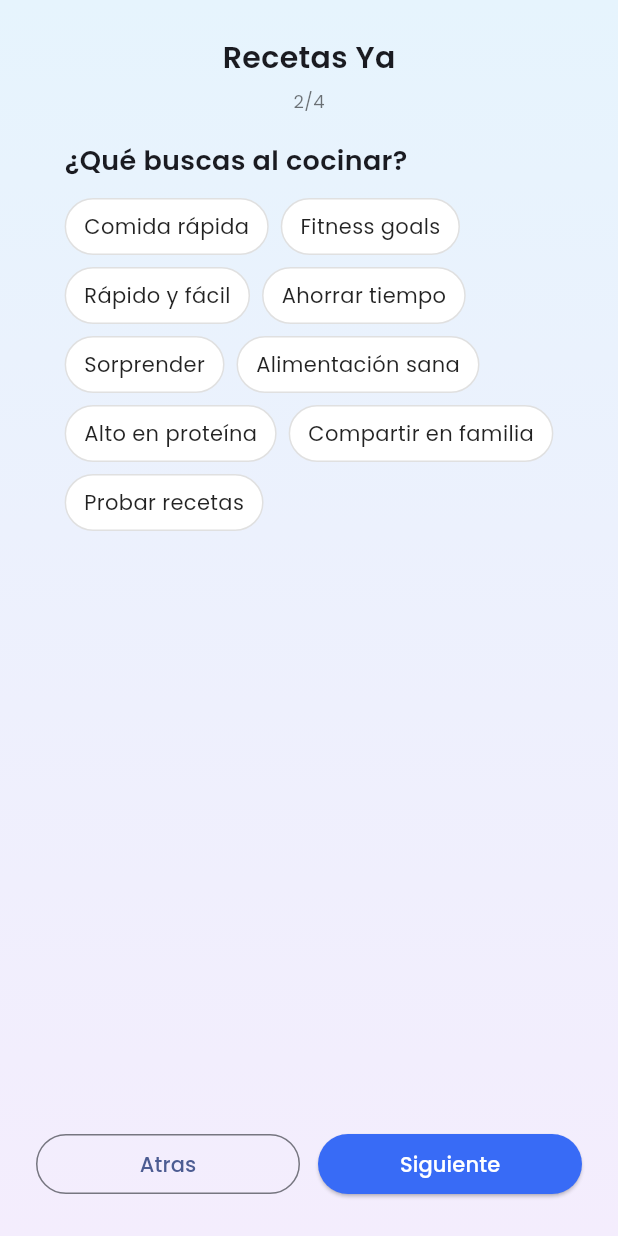
After one commit to DiegoZM1006/receta-ya, a Flutter app: the OnboardingScreen screen opened by its route, after a tap on "Siguiente", on a phone screen of 412 x 824 dp. The commit adds this screen. Run offline on Flutter 3.47's test engine with Material 3 defaults, Android fonts, the phone set to English and light mode, and no system bars; our stand-ins replace flutter_bloc, google_fonts, supabase_flutter; accounts and stored records are empty; network calls fail.

Commit message:
feat: on boarding feature added

```diff
--- /dev/null
+++ b/lib/features/onboarding/ui/screens/onboarding_screen.dart
@@ -0,0 +1,350 @@
+import 'package:flutter/material.dart';
+import 'package:google_fonts/google_fonts.dart';
+import 'package:receta_ya/features/profile/data/source/profile_data_source.dart';
+import 'package:supabase_flutter/supabase_flutter.dart';
+
+class OnboardingScreen extends StatefulWidget {
+  @override
+  State<StatefulWidget> createState() => _OnboardingScreenState();
+}
+
+class _OnboardingScreenState extends State<OnboardingScreen> {
+  int step = 0;
+
+  // onboarding data
+  String cookingSkill = '';
+  List<String> cookingGoals = [];
+  int typicalServings = 1;
+  String cookingTimePreference = '';
+
+  final ProfileDataSource _profileDataSource = ProfileDataSourceImpl();
+
+  void _next() {
+    if (step < 3) {
+      setState(() => step++);
+    } else {
+      _submitOnboarding();
+    }
+  }
+
+  void _back() {
+    if (step > 0) setState(() => step--);
+  }
+
+  Future<void> _submitOnboarding() async {
+    final user = Supabase.instance.client.auth.currentUser;
+    if (user == null) return;
+
+    try {
+      await _profileDataSource.updateOnboardingData(
+        user.id,
+        cookingSkill: cookingSkill,
+        cookingGoals: cookingGoals,
+        typicalServings: typicalServings,
+        cookingTimePreference: cookingTimePreference,
+      );
+
+      // Navigate to profile after successful onboarding
+      if (!mounted) return;
+      Navigator.pushReplacementNamed(context, '/profile');
+    } catch (e) {
+      print('Error saving onboarding data: $e');
+      ScaffoldMessenger.of(context).showSnackBar(
+        SnackBar(content: Text('Error al guardar tus preferencias')),
+      );
+    }
+  }
+
+  Widget _buildStepContent() {
+    switch (step) {
+      case 0:
+        return _skillStep();
+      case 1:
+        return _goalsStep();
+      case 2:
+        return _servingsStep();
+      case 3:
+        return _timeStep();
+      default:
+        return const SizedBox.shrink();
+    }
+  }
+
+  Widget _skillStep() {
+    return Column(
+      crossAxisAlignment: CrossAxisAlignment.start,
+      children: [
+        Text(
+          '¿Qué tan bueno eres cocinando?',
+          style: GoogleFonts.poppins(fontSize: 18, fontWeight: FontWeight.w600),
+        ),
+        const SizedBox(height: 16),
+        _skillOption(
+          'Intermedio',
+          'Tienes práctica, improvisas con ingredientes',
+          'intermedio',
+        ),
+        const SizedBox(height: 8),
+        _skillOption('Bueno', 'Te defiendes en la cocina', 'bueno'),
+        const SizedBox(height: 8),
+        _skillOption(
+          'Excelente',
+          'Dominas la cocina y creas recetas propias',
+          'excelente',
+        ),
+      ],
+    );
+  }
+
+  Widget _skillOption(String title, String subtitle, String value) {
+    final selected = cookingSkill == value;
+    return GestureDetector(
+      onTap: () => setState(() => cookingSkill = value),
+      child: Container(
+        padding: const EdgeInsets.all(12),
+        decoration: BoxDecoration(
+          color: Colors.white,
+          borderRadius: BorderRadius.circular(12),
+          border: Border.all(
+            color: selected ? const Color(0xFF386BF6) : Colors.grey.shade300,
+            width: selected ? 2 : 1,
+          ),
+        ),
+        child: Column(
+          crossAxisAlignment: CrossAxisAlignment.start,
+          children: [
+            Row(
+              mainAxisAlignment: MainAxisAlignment.spaceBetween,
+              children: [
+                Text(
+                  title,
+                  style: GoogleFonts.poppins(fontWeight: FontWeight.w600),
+                ),
+                if (selected)
+                  const Icon(Icons.check_circle, color: Color(0xFF386BF6)),
+              ],
+            ),
+            const SizedBox(height: 6),
+            Text(
+              subtitle,
+              style: GoogleFonts.poppins(fontSize: 12, color: Colors.grey[600]),
+            ),
+          ],
+        ),
+      ),
+    );
+  }
+
+  Widget _goalsStep() {
+    final options = [
+      'Comida rápida',
+      'Fitness goals',
+      'Rápido y fácil',
+      'Ahorrar tiempo',
+      'Sorprender',
+      'Alimentación sana',
+      'Alto en proteína',
+      'Compartir en familia',
+      'Probar recetas',
+    ];
+    return Column(
+      crossAxisAlignment: CrossAxisAlignment.start,
+      children: [
+        Text(
+          '¿Qué buscas al cocinar?',
+          style: GoogleFonts.poppins(fontSize: 18, fontWeight: FontWeight.w600),
+        ),
+        const SizedBox(height: 12),
+        Wrap(
+          spacing: 8,
+          runSpacing: 8,
+          children: options.map((o) => _chipGoal(o)).toList(),
+        ),
+      ],
+    );
+  }
+
+  Widget _chipGoal(String label) {
+    final selected = cookingGoals.contains(label);
+    return GestureDetector(
+      onTap: () => setState(() {
+        if (selected)
+          cookingGoals.remove(label);
+        else
+          cookingGoals.add(label);
+      }),
+      child: Container(
+        padding: const EdgeInsets.symmetric(horizontal: 12, vertical: 8),
+        decoration: BoxDecoration(
+          color: selected ? const Color(0xFF386BF6) : Colors.white,
+          borderRadius: BorderRadius.circular(20),
+          border: Border.all(color: Colors.grey.shade300),
+        ),
+        child: Text(
+          label,
+          style: GoogleFonts.poppins(
+            color: selected ? Colors.white : Colors.black87,
+          ),
+        ),
+      ),
+    );
+  }
+
+  Widget _servingsStep() {
+    return Column(
+      crossAxisAlignment: CrossAxisAlignment.center,
+      children: [
+        Text(
+          '¿Normalmente para cuántas personas cocinas?',
+          style: GoogleFonts.poppins(fontSize: 18, fontWeight: FontWeight.w600),
+        ),
+        const SizedBox(height: 24),
+        Container(
+          padding: const EdgeInsets.all(8),
+          decoration: BoxDecoration(
+            color: Colors.white,
+            borderRadius: BorderRadius.circular(12),
+          ),
+          child: Row(
+            mainAxisSize: MainAxisSize.min,
+            children: [
+              IconButton(
+                onPressed: () => setState(() => typicalServings++),
+                icon: const Icon(Icons.add),
+              ),
+              Text(
+                '$typicalServings',
+                style: GoogleFonts.poppins(
+                  fontSize: 22,
+                  fontWeight: FontWeight.w600,
+                ),
+              ),
+              IconButton(
+                onPressed: () => setState(() {
+                  if (typicalServings > 1) typicalServings--;
+                }),
+                icon: const Icon(Icons.remove),
+              ),
+            ],
+          ),
+        ),
+      ],
+    );
+  }
+
+  Widget _timeStep() {
+    final options = {
+      '< 30 minutos': 'lt30',
+      '30 - 60 minutos': '30_60',
+      '+ 1 hora': 'gt60',
+    };
+    return Column(
+      crossAxisAlignment: CrossAxisAlignment.start,
+      children: [
+        Text(
+          '¿Cuánto tiempo sueles dedicar a cocinar en un día normal?',
+          style: GoogleFonts.poppins(fontSize: 18, fontWeight: FontWeight.w600),
+        ),
+        const SizedBox(height: 12),
+        ...options.entries
+            .map(
+              (e) => GestureDetector(
+                onTap: () => setState(() => cookingTimePreference = e.value),
+                child: Container(
+                  margin: const EdgeInsets.only(bottom: 12),
+                  padding: const EdgeInsets.all(16),
+                  decoration: BoxDecoration(
+                    color: Colors.white,
+                    borderRadius: BorderRadius.circular(12),
+                    border: Border.all(
+                      color: cookingTimePreference == e.value
+                          ? const Color(0xFF386BF6)
+                          : Colors.grey.shade300,
+                    ),
+                  ),
+                  child: Row(
+                    mainAxisAlignment: MainAxisAlignment.spaceBetween,
+                    children: [
+                      Text(e.key, style: GoogleFonts.poppins(fontSize: 16)),
+                      if (cookingTimePreference == e.value)
+                        const Icon(
+                          Icons.check_circle,
+                          color: Color(0xFF386BF6),
+                        ),
+                    ],
+                  ),
+                ),
+              ),
+            )
+            .toList(),
+      ],
+    );
+  }
+
+  @override
+  Widget build(BuildContext context) {
+    return Scaffold(
+      body: Container(
+        decoration: const BoxDecoration(
+          gradient: LinearGradient(
+            begin: Alignment.topCenter,
+            end: Alignment.bottomCenter,
+            colors: [Color(0xFFE6F4FD), Color(0xFFF4EDFD)],
+          ),
+        ),
+        child: SafeArea(
+          child: Padding(
+            padding: const EdgeInsets.symmetric(horizontal: 24.0, vertical: 24),
+            child: Column(
+              children: [
+                Text(
+                  'Recetas Ya',
+                  style: GoogleFonts.poppins(
+                    fontSize: 20,
+                    fontWeight: FontWeight.w600,
+                  ),
+                ),
+                const SizedBox(height: 6),
+                Text(
+                  '${step + 1}/4',
+                  style: GoogleFonts.poppins(
+                    fontSize: 12,
+                    color: Colors.black54,
+                  ),
+                ),
+                const SizedBox(height: 18),
+                Expanded(
+                  child: SingleChildScrollView(child: _buildStepContent()),
+                ),
+                const SizedBox(height: 12),
+                Row(
+                  children: [
+                    Expanded(
+                      child: OutlinedButton(
+                        onPressed: _back,
+                        child: Text('Atras', style: GoogleFonts.poppins()),
+                      ),
+                    ),
+                    const SizedBox(width: 12),
+                    Expanded(
+                      child: ElevatedButton(
+                        onPressed: _next,
+                        style: ElevatedButton.styleFrom(
+                          backgroundColor: const Color(0xFF386BF6),
+                        ),
+                        child: Text(
+                          step < 3 ? 'Siguiente' : 'Finalizar',
+                          style: GoogleFonts.poppins(color: Colors.white),
+                        ),
+                      ),
+                    ),
+                  ],
+                ),
+              ],
+            ),
+          ),
+        ),
+      ),
+    );
+  }
+}
```
Also changed, not shown: lib/features/auth/ui/screens/signup_screen.dart (+3 -9 lines), lib/features/profile/data/source/profile_data_source.dart (+40 -1 lines), lib/main.dart (+5 -4 lines), pubspec.lock, 2 other files.
